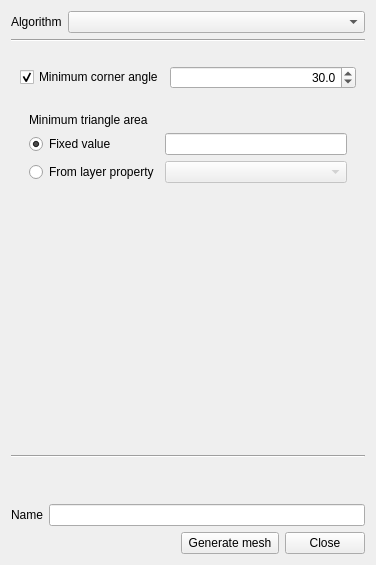
Old version of the form MeshToolsPlugin/ui_meshtoolsplugin.ui in the repository jdugge/MeshTools.
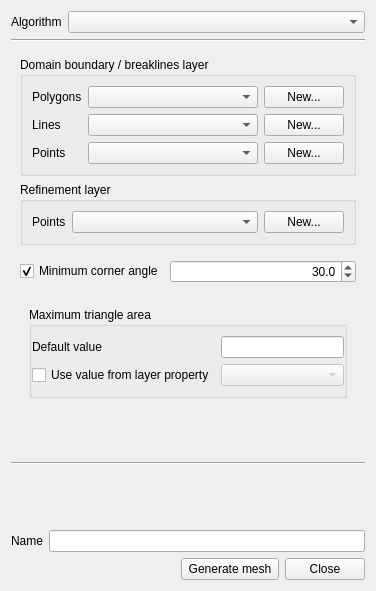
New version of the form. The open tabs and pages were chosen to show the change.

Commit message: Triangle plugin (using MeshPy library) works

Patch:
```diff
--- a/MeshToolsPlugin/ui_meshtoolsplugin.ui
+++ b/MeshToolsPlugin/ui_meshtoolsplugin.ui
@@ -7,7 +7,7 @@
     <x>0</x>
     <y>0</y>
     <width>376</width>
-    <height>565</height>
+    <height>591</height>
    </rect>
   </property>
   <property name="windowTitle">
@@ -301,8 +301,134 @@
       </layout>
      </widget>
      <widget class="QWidget" name="pageTriangle">
-      <layout class="QVBoxLayout" name="verticalLayout_3">
-       <item>
+      <layout class="QGridLayout" name="gridLayout_12">
+       <item row="4" column="0" rowspan="2" colspan="3">
+        <widget class="QWidget" name="wArea" native="true">
+         <layout class="QGridLayout" name="gridLayout_4">
+          <item row="0" column="0" colspan="2">
+           <widget class="QGroupBox" name="groupBox_7">
+            <property name="title">
+             <string>Maximum triangle area</string>
+            </property>
+            <layout class="QGridLayout" name="gridLayout_13">
+             <property name="leftMargin">
+              <number>0</number>
+             </property>
+             <property name="rightMargin">
+              <number>0</number>
+             </property>
+             <item row="0" column="1">
+              <widget class="QLineEdit" name="leTriangleArea"/>
+             </item>
+             <item row="0" column="0">
+              <widget class="QLabel" name="label_16">
+               <property name="text">
+                <string>Default value</string>
+               </property>
+              </widget>
+             </item>
+             <item row="1" column="0">
+              <widget class="QCheckBox" name="chkbAreaFromLayer">
+               <property name="text">
+                <string>Use value from layer property</string>
+               </property>
+              </widget>
+             </item>
+             <item row="1" column="1">
+              <widget class="QComboBox" name="cbTriangleArea">
+               <property name="enabled">
+                <bool>false</bool>
+               </property>
+              </widget>
+             </item>
+            </layout>
+           </widget>
+          </item>
+         </layout>
+        </widget>
+       </item>
+       <item row="0" column="0" rowspan="2" colspan="3">
+        <widget class="QGroupBox" name="groupBox_5">
+         <property name="title">
+          <string>Domain boundary / breaklines layer</string>
+         </property>
+         <layout class="QGridLayout" name="gridLayout_9">
+          <item row="0" column="0">
+           <widget class="QLabel" name="label_11">
+            <property name="text">
+             <string>Polygons</string>
+            </property>
+           </widget>
+          </item>
+          <item row="0" column="1">
+           <widget class="QComboBox" name="cbTriangleBoundaryPolygons">
+            <property name="sizePolicy">
+             <sizepolicy hsizetype="Preferred" vsizetype="Fixed">
+              <horstretch>1</horstretch>
+              <verstretch>0</verstretch>
+             </sizepolicy>
+            </property>
+           </widget>
+          </item>
+          <item row="0" column="2">
+           <widget class="QPushButton" name="pbTriangleNewPolygons">
+            <property name="text">
+             <string>New...</string>
+            </property>
+           </widget>
+          </item>
+          <item row="1" column="0">
+           <widget class="QLabel" name="label_12">
+            <property name="text">
+             <string>Lines</string>
+            </property>
+           </widget>
+          </item>
+          <item row="1" column="1">
+           <widget class="QComboBox" name="cbTriangleBoundaryLines">
+            <property name="sizePolicy">
+             <sizepolicy hsizetype="Preferred" vsizetype="Fixed">
+              <horstretch>1</horstretch>
+              <verstretch>0</verstretch>
+             </sizepolicy>
+            </property>
+           </widget>
+          </item>
+          <item row="1" column="2">
+           <widget class="QPushButton" name="pbTriangleNewLines">
+            <property name="text">
+             <string>New...</string>
+            </property>
+           </widget>
+          </item>
+          <item row="2" column="0">
+           <widget class="QLabel" name="label_13">
+            <property name="text">
+             <string>Points</string>
+            </property>
+           </widget>
+          </item>
+          <item row="2" column="1">
+           <widget class="QComboBox" name="cbTriangleBoundaryPoints">
+            <property name="sizePolicy">
+             <sizepolicy hsizetype="Preferred" vsizetype="Fixed">
+              <horstretch>1</horstretch>
+              <verstretch>0</verstretch>
+             </sizepolicy>
+            </property>
+           </widget>
+          </item>
+          <item row="2" column="2">
+           <widget class="QPushButton" name="pbTriangleNewPoints">
+            <property name="text">
+             <string>New...</string>
+            </property>
+           </widget>
+          </item>
+         </layout>
+        </widget>
+       </item>
+       <item row="3" column="0" colspan="3">
         <widget class="QWidget" name="wAngle" native="true">
          <layout class="QGridLayout" name="gridLayout_2" columnstretch="0,1">
           <property name="leftMargin">
@@ -361,47 +487,40 @@
          </layout>
         </widget>
        </item>
-       <item>
-        <widget class="QWidget" name="wArea" native="true">
-         <layout class="QGridLayout" name="gridLayout_4">
-          <item row="1" column="0">
-           <widget class="QRadioButton" name="rbAreaFixed">
+       <item row="2" column="0" colspan="3">
+        <widget class="QGroupBox" name="groupBox_6">
+         <property name="title">
+          <string>Refinement layer</string>
+         </property>
+         <layout class="QGridLayout" name="gridLayout_10">
+          <item row="0" column="0">
+           <widget class="QLabel" name="label_18">
             <property name="text">
-             <string>Fixed value</string>
+             <string>Points</string>
             </property>
-            <property name="checked">
-             <bool>true</bool>
-            </property>
            </widget>
           </item>
-          <item row="1" column="1">
-           <widget class="QLineEdit" name="leArea"/>
-          </item>
-          <item row="2" column="0">
-           <widget class="QRadioButton" name="rbAreaFromLayer">
+          <item row="0" column="2">
+           <widget class="QPushButton" name="pbTriangleRefinementNewPoints">
             <property name="text">
-             <string>From layer property</string>
+             <string>New...</string>
             </property>
            </widget>
           </item>
-          <item row="0" column="0" colspan="2">
-           <widget class="QLabel" name="label_8">
-            <property name="text">
-             <string>Minimum triangle area</string>
-            </property>
-           </widget>
-          </item>
-          <item row="2" column="1">
-           <widget class="QComboBox" name="cbArea">
-            <property name="enabled">
-             <bool>false</bool>
+          <item row="0" column="1">
+           <widget class="QComboBox" name="cbTriangleRefinementPoints">
+            <property name="sizePolicy">
+             <sizepolicy hsizetype="Preferred" vsizetype="Fixed">
+              <horstretch>1</horstretch>
+              <verstretch>0</verstretch>
+             </sizepolicy>
             </property>
            </widget>
           </item>
          </layout>
         </widget>
        </item>
-       <item>
+       <item row="6" column="1">
         <spacer name="verticalSpacer_2">
          <property name="orientation">
           <enum>Qt::Vertical</enum>
```
Left out of the diff: 54 changed lines with no effect on the pictures. The commit also changes 8 other files.
